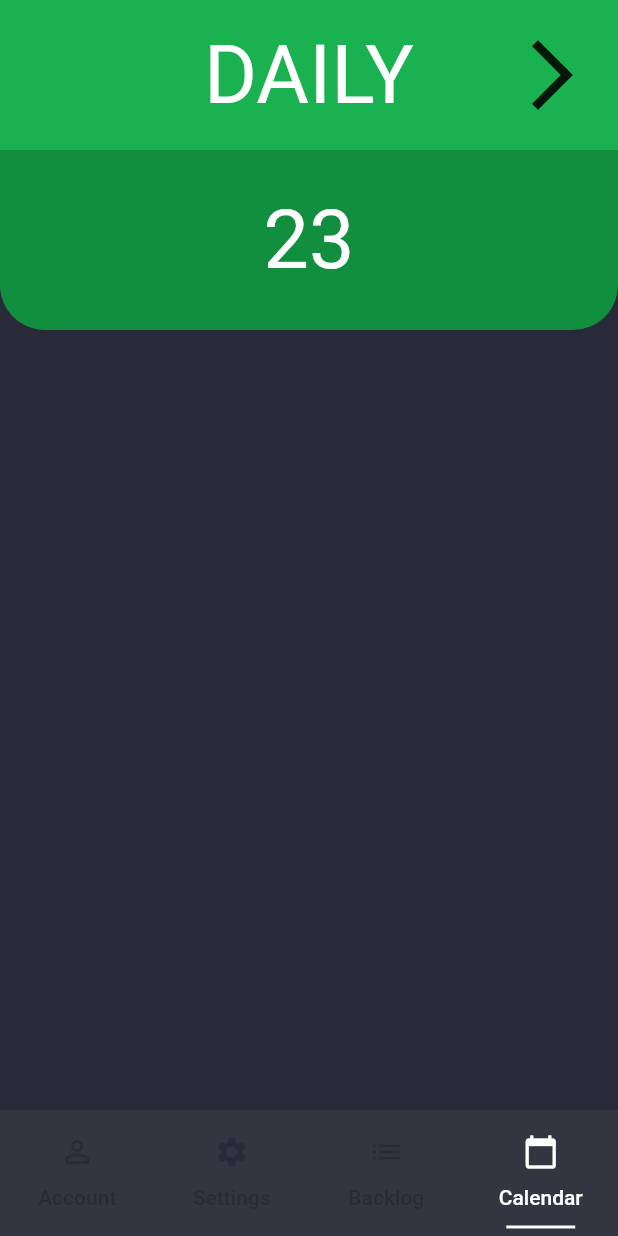
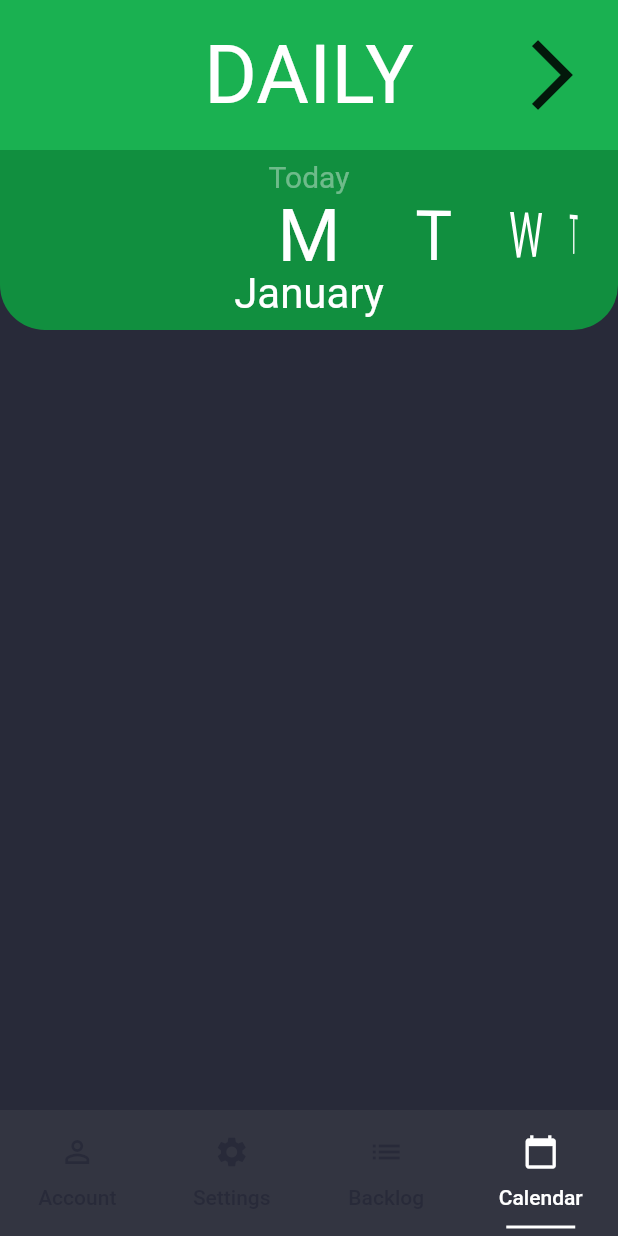
Before and after one commit to MarrMann/ProductivityApp, a Flutter app: the screen it shows after launch, item 4 of the bottom bar chosen, on a phone screen of 412 x 824 dp. Run offline on Flutter 3.47's test engine with Material 2 defaults, Android fonts, the phone set to English and light mode, and no system bars; Roboto replaces fonts that are missing (Yu Gothic UI).

Commit message:
Implemented daily page layout

```diff
--- a/SimpleWeek/lib/Models/global.dart
+++ b/SimpleWeek/lib/Models/global.dart
@@ -32,3 +32,18 @@ TextStyle taskStyle = new TextStyle(
   color: Colors.white,
   fontSize: 20.0
 );
+TextStyle daysSubtitleStyle = new TextStyle(
+  fontFamily: 'Yu Gothic UI',
+  color: Colors.white,
+  fontSize: 48.0,
+);
+TextStyle daysDescriptionStyle = new TextStyle(
+  fontFamily: 'Yu Gothic UI',
+  color: Colors.white.withAlpha(100),
+  fontSize: 20.0,
+);
+TextStyle daysMonthStyle = new TextStyle(
+  fontFamily: 'Yu Gothic UI',
+  color: Colors.white,
+  fontSize: 28.0,
+);
--- a/SimpleWeek/lib/UI/Calendar/daily_page.dart
+++ b/SimpleWeek/lib/UI/Calendar/daily_page.dart
@@ -18,7 +18,15 @@ class _DailyPageState extends State<DailyPage> {
     new Task("Make a task with subtasks", false),
   ];
   List<Task> visibleTodoList = [];
-  String searchText = '';
+  final List<String> daysInAWeek = [
+    "M",
+    "T",
+    "W",
+    "T",
+    "F",
+    "S",
+    "S",
+  ];
 
   Widget makeTask(Task task) {
     return TodoTask(
@@ -79,8 +87,11 @@ class _DailyPageState extends State<DailyPage> {
   }
 
   Widget buildSubtitle(BuildContext context){
+    FixedExtentScrollController scrollController = new FixedExtentScrollController();
+
     return Container(
       height: 120.0,
+      width: MediaQuery.of(context).size.width,
       decoration: BoxDecoration(
         color: greenDark,
         borderRadius: BorderRadius.only(
@@ -88,12 +99,43 @@ class _DailyPageState extends State<DailyPage> {
           bottomRight: Radius.circular(30.0)
         ),
       ),
-      child: Center(
-        child: Text(
-          '23',
-          textAlign: TextAlign.center,
-          style: headerStyle,
-        ),
+      child: Column(
+        children: <Widget>[
+          Padding(
+            padding: const EdgeInsets.only(top: 6.0),
+            child: Text(
+              'Today',
+              style: daysDescriptionStyle,
+            ),
+          ),
+          RotatedBox(
+            quarterTurns: 3,
+            child: Container(
+              height: MediaQuery.of(context).size.width,
+              width: 50.0,
+              child: ListWheelScrollView(
+                controller: scrollController,
+                physics: FixedExtentScrollPhysics(),
+                itemExtent: 80.0,
+                diameterRatio: 1.5,
+                children: daysInAWeek.map((day) {
+                  return RotatedBox(
+                    quarterTurns: 1,
+                    child: Text(
+                      day,
+                      textAlign: TextAlign.center,
+                      style: daysSubtitleStyle,
+                    ),
+                  );
+                }).toList(),
+              ),
+            ),
+          ),
+          Text(
+            'January',
+            style: daysMonthStyle,
+          ),
+        ],
       ),
     );
   }
@@ -101,19 +143,6 @@ class _DailyPageState extends State<DailyPage> {
   Widget buildTaskList(BuildContext context, double screenHeight){
     return Container(
       height: screenHeight - 100.0 - 38 - 15 - 55,
-      child: Theme(
-        data: ThemeData(
-          canvasColor: Colors.transparent,
-        ),
-        child: ReorderableListView(
-          padding: EdgeInsets.only(top: 68.0, left: 20.0, right: 20.0),
-          children: visibleTodoList.map(makeTask).toList(),
-          scrollDirection: Axis.vertical,
-          onReorder: (int oldIndex, int newIndex) {
-            //onReorder(oldIndex, newIndex);
-          },
-        ),
-      ),
     );
   }
 }
```
